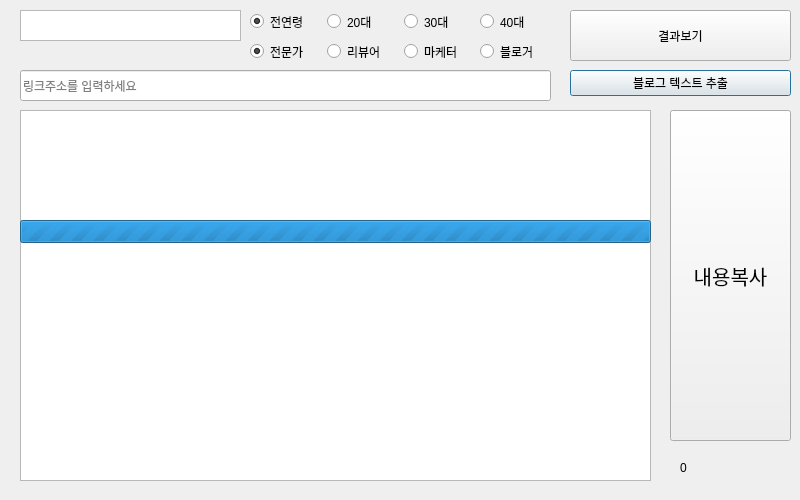
Above: 1.ui from D-SeeD-kayres/makeBlog before the change. Below: the same form after it.
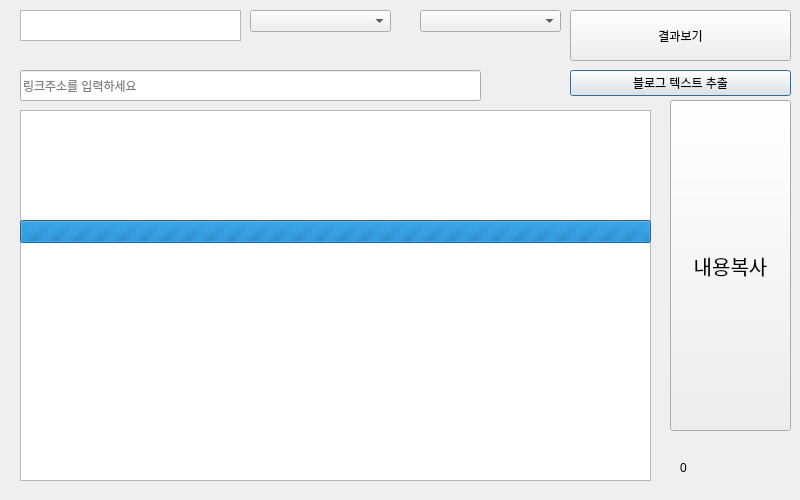
That is the form after the change.

Commit message: 라디오버튼 콤보박스로 변경

```diff
--- a/1.ui
+++ b/1.ui
@@ -37,7 +37,7 @@
    <property name="geometry">
     <rect>
      <x>670</x>
-     <y>110</y>
+     <y>100</y>
      <width>121</width>
      <height>331</height>
     </rect>
@@ -88,7 +88,7 @@
     <rect>
      <x>20</x>
      <y>70</y>
-     <width>531</width>
+     <width>461</width>
      <height>31</height>
     </rect>
    </property>
@@ -109,49 +109,6 @@
     <string>블로그 텍스트 추출</string>
    </property>
   </widget>
-  <widget class="QWidget" name="horizontalLayoutWidget">
-   <property name="geometry">
-    <rect>
-     <x>250</x>
-     <y>10</y>
-     <width>301</width>
-     <height>23</height>
-    </rect>
-   </property>
-   <layout class="QHBoxLayout" name="horizontalLayout_3">
-    <item>
-     <widget class="QRadioButton" name="ageRadio0">
-      <property name="text">
-       <string>전연령</string>
-      </property>
-      <property name="checked">
-       <bool>true</bool>
-      </property>
-     </widget>
-    </item>
-    <item>
-     <widget class="QRadioButton" name="ageRadio1">
-      <property name="text">
-       <string>20대</string>
-      </property>
-     </widget>
-    </item>
-    <item>
-     <widget class="QRadioButton" name="ageRadio2">
-      <property name="text">
-       <string>30대</string>
-      </property>
-     </widget>
-    </item>
-    <item>
-     <widget class="QRadioButton" name="ageRadio3">
-      <property name="text">
-       <string>40대</string>
-      </property>
-     </widget>
-    </item>
-   </layout>
-  </widget>
   <widget class="QPushButton" name="btn">
    <property name="geometry">
     <rect>
@@ -165,48 +122,25 @@
     <string>결과보기</string>
    </property>
   </widget>
-  <widget class="QWidget" name="horizontalLayoutWidget_2">
+  <widget class="QComboBox" name="ageCombo">
    <property name="geometry">
     <rect>
      <x>250</x>
-     <y>40</y>
-     <width>301</width>
-     <height>23</height>
+     <y>10</y>
+     <width>141</width>
+     <height>22</height>
     </rect>
    </property>
-   <layout class="QHBoxLayout" name="horizontalLayout_4">
-    <item>
-     <widget class="QRadioButton" name="jobRadio0">
-      <property name="text">
-       <string>전문가</string>
-      </property>
-      <property name="checked">
-       <bool>true</bool>
-      </property>
-     </widget>
-    </item>
-    <item>
-     <widget class="QRadioButton" name="jobRadio1">
-      <property name="text">
-       <string>리뷰어</string>
-      </property>
-     </widget>
-    </item>
-    <item>
-     <widget class="QRadioButton" name="jobRadio2">
-      <property name="text">
-       <string>마케터</string>
-      </property>
-     </widget>
-    </item>
-    <item>
-     <widget class="QRadioButton" name="jobRadio3">
-      <property name="text">
-       <string>블로거</string>
-      </property>
-     </widget>
-    </item>
-   </layout>
+  </widget>
+  <widget class="QComboBox" name="jobCombo">
+   <property name="geometry">
+    <rect>
+     <x>420</x>
+     <y>10</y>
+     <width>141</width>
+     <height>22</height>
+    </rect>
+   </property>
   </widget>
  </widget>
  <resources/>
```
The commit also changes 1 other file.
